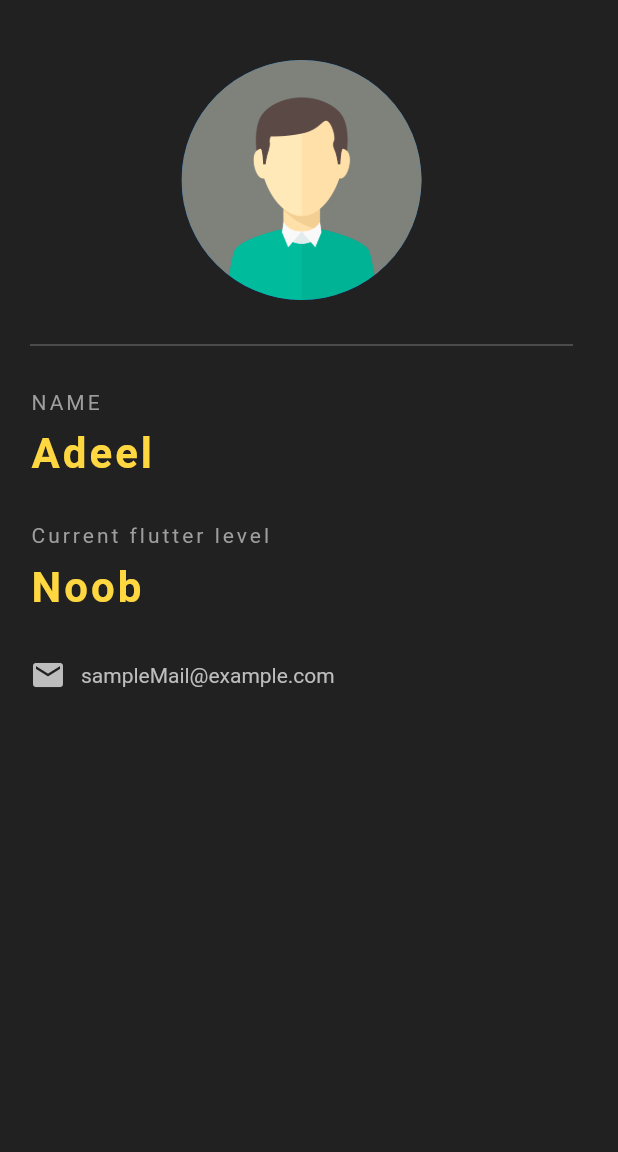
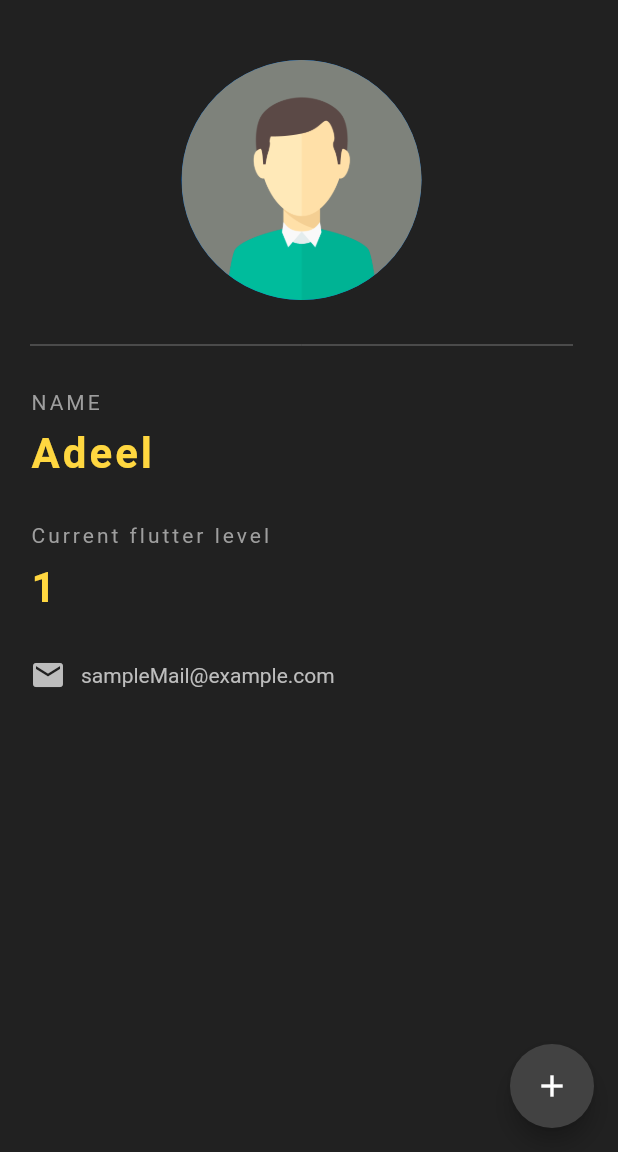
Before and after one commit to ade3l/flutter-id-card, a Flutter app: the screen it shows after launch, on a phone screen of 412 x 824 dp, the part 84-1236 px from its top. Run offline on Flutter 3.47's test engine with Material 2 defaults, Android fonts, the phone set to English and light mode, and no system bars.

Commit message:
added on press for fab

```diff
--- a/lib/main.dart
+++ b/lib/main.dart
@@ -14,6 +14,8 @@ class idCard extends StatefulWidget {
 }
 
 class _idCardState extends State<idCard> {
+  int level=1;
+
   @override
   Widget build(BuildContext context) {
     return Scaffold(
@@ -24,12 +26,19 @@ class _idCardState extends State<idCard> {
         backgroundColor: Colors.grey[550],
         elevation: 0.0,
       ),
+      floatingActionButton: FloatingActionButton(onPressed: () {
+        //set state makes the build to re run and update the widget
+        setState(() {level+=1;});
+      },
+        child: Icon(Icons.add),
+        backgroundColor: Colors.grey[800],
+      ),
       body: Padding(
         padding:EdgeInsets.fromLTRB(20.0,40.0,30.0,0.0),
         child: Column(
             crossAxisAlignment: CrossAxisAlignment.start,
             children:  [
-              Center(
+              const Center(
                 child: CircleAvatar(
                   backgroundImage: AssetImage('assets/man.png'),
                   radius: 80.0,
@@ -63,7 +72,7 @@ class _idCardState extends State<idCard> {
               ),
               const SizedBox(height: 10.0,),
               Text(
-                'Noob',
+                '$level',
                 style: TextStyle(
                   color: Colors.amberAccent[200],
                   letterSpacing: 2.0,
```
